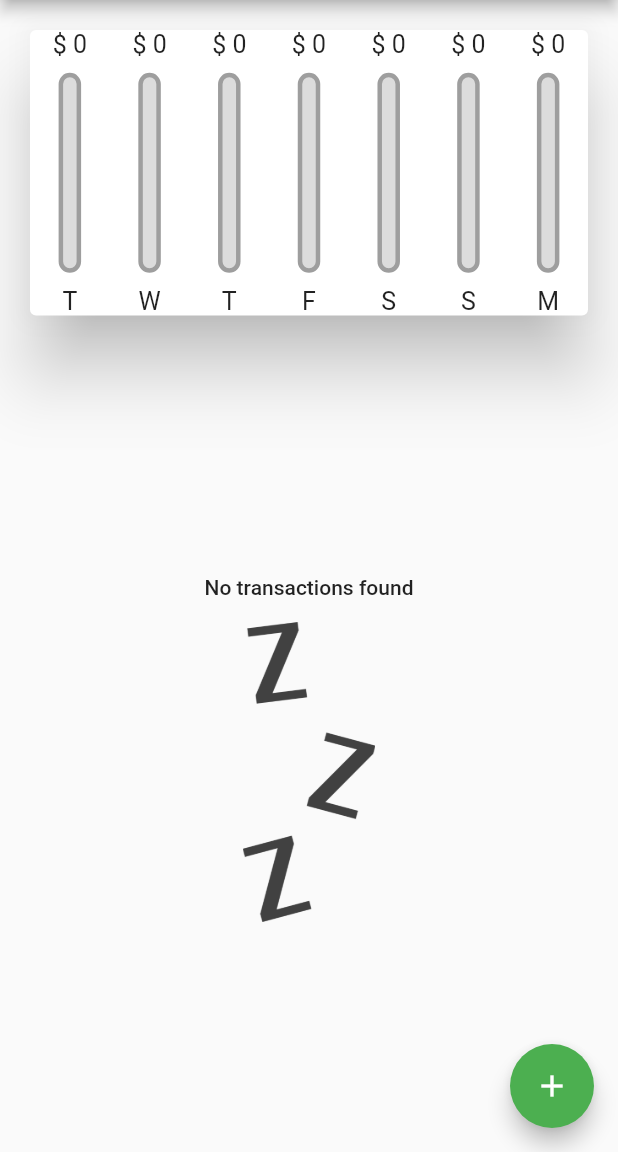
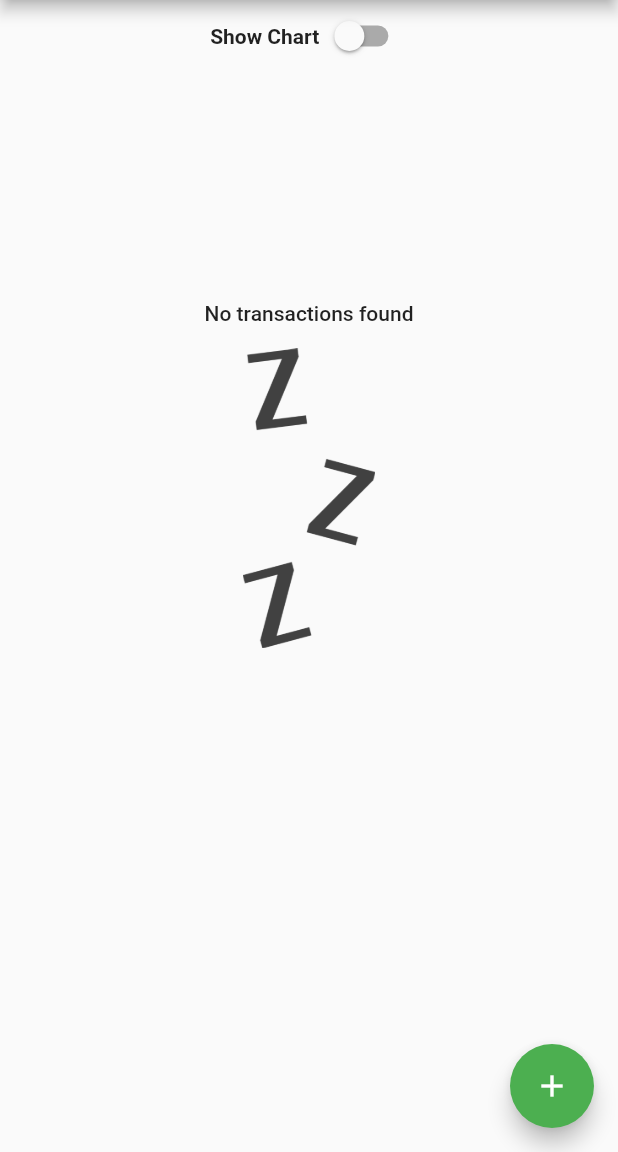
Before and after one commit to TRohit20/Flutter-Playground, a Flutter app: the screen it shows after launch, after a tap on the "delete" icon, on a phone screen of 412 x 824 dp, the part 84-1236 px from its top. Run offline on Flutter 3.47's test engine with Material 2 defaults, Android fonts, the phone set to English and light mode, and no system bars; our stand-ins replace firebase_auth, firebase_core; missing offline and left inert: dart:ffi; accounts and stored records are empty.

Commit message:
Rendering Alternative LandScape Content

```diff
--- a/expense_tracker/lib/main.dart
+++ b/expense_tracker/lib/main.dart
@@ -6,9 +6,9 @@ import 'package:flutter/material.dart';
 import './models/transactions.dart';
 
 void main() {
-  // Controlling the orientation like this can be viable based on your application.
-  WidgetsFlutterBinding.ensureInitialized();
-  SystemChrome.setPreferredOrientations([DeviceOrientation.portraitUp]);
+  // // Controlling the orientation like this can be viable based on your application.
+  // WidgetsFlutterBinding.ensureInitialized();
+  // SystemChrome.setPreferredOrientations([DeviceOrientation.portraitUp]);
   runApp(MyApp());
 }
 
@@ -47,6 +47,8 @@ class _MyHomePageState extends State<MyHomePage> {
         title: 'New Watch',
         id: DateTime.now().toString())
   ];
+
+  bool _showChart = false;
 
   // Dynamically getting the recent transactions
   List<Transactions> get _recentTransactions {
@@ -121,7 +123,24 @@ class _MyHomePageState extends State<MyHomePage> {
           // mainAxisAlignment: MainAxisAlignment.center,
           crossAxisAlignment: CrossAxisAlignment.center,
           children: <Widget>[
-            Container(
+            Row(
+              mainAxisAlignment: MainAxisAlignment.center,
+              children: [
+                Text(
+                  "Show Chart",
+                  style: TextStyle(fontWeight: FontWeight.bold),
+                ),
+                Switch(
+                    value: _showChart,
+                    onChanged: (val) {
+                      setState(() {
+                        _showChart = val;
+                      });
+                    })
+              ],
+            ),
+            _showChart
+                ? Container(
                     height: (MediaQuery.of(
                                     context) // Since, it has metadata, it gives us the device details too
                                 .size
@@ -135,13 +154,14 @@ class _MyHomePageState extends State<MyHomePage> {
                                 .top) // padding.top is used specifically for the notch or status bar as that is also part of the screen
                         *
                         0.3,
-                child: Chart(_recentTransactions)),
-            Container(
+                    child: Chart(_recentTransactions))
+                : Container(
                     height: (MediaQuery.of(context).size.height -
                             appBar.preferredSize.height -
                             MediaQuery.of(context).padding.top) *
                         0.7,
-                child: TransactionList(_userTransactions, _deleteTransaction)),
+                    child:
+                        TransactionList(_userTransactions, _deleteTransaction)),
           ],
         ),
       ),
```
Lines whose indentation alone changed are shown as unchanged.
